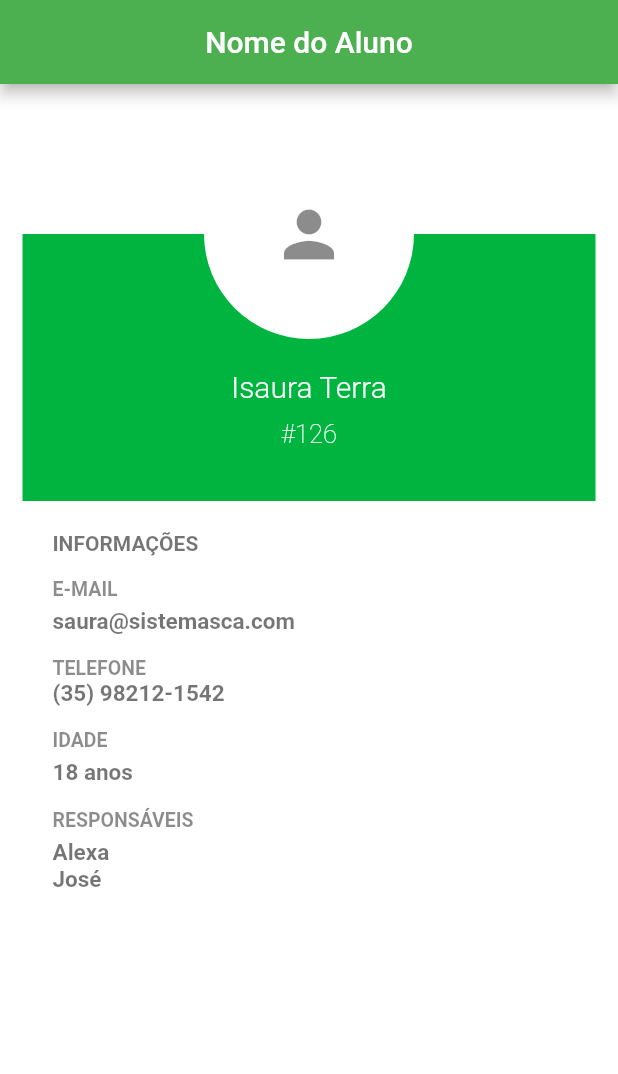
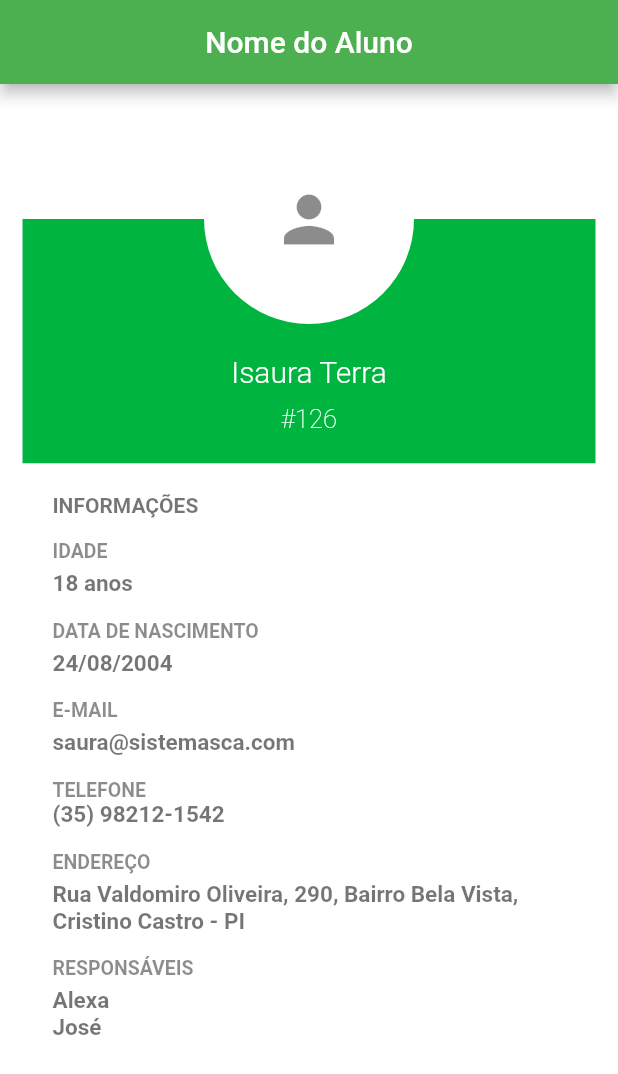
Before and after one commit to Danielmtdc16/infoEduApp, a Flutter app: the screen it shows after launch, on a phone screen of 412 x 824 dp. Shown: the top 1074 px of the screen. Run offline on Flutter 3.47's test engine with Material 2 defaults, Android fonts, the phone set to English and light mode, and no system bars; missing offline and left inert: dart:ffi.

Commit message:
Layout concluído - Profile Screen.

```diff
--- a/lib/pages/profile_screen.dart
+++ b/lib/pages/profile_screen.dart
@@ -1,6 +1,4 @@
 import 'package:flutter/material.dart';
-import 'package:infoedu/widgets/custom_text_field.dart';
-import 'package:infoedu/widgets/custom_button.dart';
 import 'package:infoedu/widgets/photo_attachment.dart';
 import 'package:infoedu/constants.dart';
 
@@ -24,7 +22,7 @@ class _ProfileScreenState extends State<ProfileScreen> {
       ),
       backgroundColor: Colors.white.withOpacity(0.89),
       body: Padding(
-        padding: const EdgeInsets.only(right: 15.0, left: 15.0, top: 30.0),
+        padding: const EdgeInsets.only(right: 15.0, left: 15.0, top: 20.0),
         child: SingleChildScrollView(
           physics: const BouncingScrollPhysics(),
           clipBehavior: Clip.none,
@@ -37,24 +35,24 @@ class _ProfileScreenState extends State<ProfileScreen> {
                     margin: const EdgeInsets.only(top: 70.0),
                     padding: const EdgeInsets.all(10.0),
                     width: double.infinity,
-                    child: Column(
+                    child: const Column(
                       children: [
-                        const SizedBox(
+                        SizedBox(
                           height: 80.0,
                         ),
-                        const Text(
+                        Text(
                           "Isaura Terra",
                           style: knameText,
                         ),
-                        const SizedBox(
+                        SizedBox(
                           height: 10.0,
                         ),
-                        const Text(
+                        Text(
                           "#126",
                           style: kcodeText,
                         ),
-                        const SizedBox(
-                          height: 25.0,
+                        SizedBox(
+                          height: 10.0,
                         ),
                       ],
                     ),
@@ -83,6 +81,26 @@ class _ProfileScreenState extends State<ProfileScreen> {
                     ),
                     kSpaceBetweenLabels,
                     const Text(
+                      "IDADE",
+                      style: klabelText,
+                    ),
+                    kSpaceBetweenInfoText,
+                    const Text(
+                      "18 anos",
+                      style: kinfoText,
+                    ),
+                    kSpaceBetweenLabels,
+                    const Text(
+                      "DATA DE NASCIMENTO",
+                      style: klabelText,
+                    ),
+                    kSpaceBetweenInfoText,
+                    const Text(
+                      "24/08/2004",
+                      style: kinfoText,
+                    ),
+                    kSpaceBetweenLabels,
+                    const Text(
                       "E-MAIL",
                       style: klabelText,
                     ),
@@ -102,12 +120,12 @@ class _ProfileScreenState extends State<ProfileScreen> {
                     ),
                     kSpaceBetweenLabels,
                     const Text(
-                      "IDADE",
+                      "ENDEREÇO",
                       style: klabelText,
                     ),
                     kSpaceBetweenInfoText,
                     const Text(
-                      "18 anos",
+                      "Rua Valdomiro Oliveira, 290, Bairro Bela Vista, Cristino Castro - PI",
                       style: kinfoText,
                     ),
                     kSpaceBetweenLabels,
@@ -125,11 +143,11 @@ class _ProfileScreenState extends State<ProfileScreen> {
                             responsibles[index],
                             style: kinfoText,
                           );
-                      }
-                    ),
+                        }),
                   ],
                 ),
               ),
+              kSpacing,
             ],
           ),
         ),
```
Lines whose indentation alone changed are shown as unchanged.
